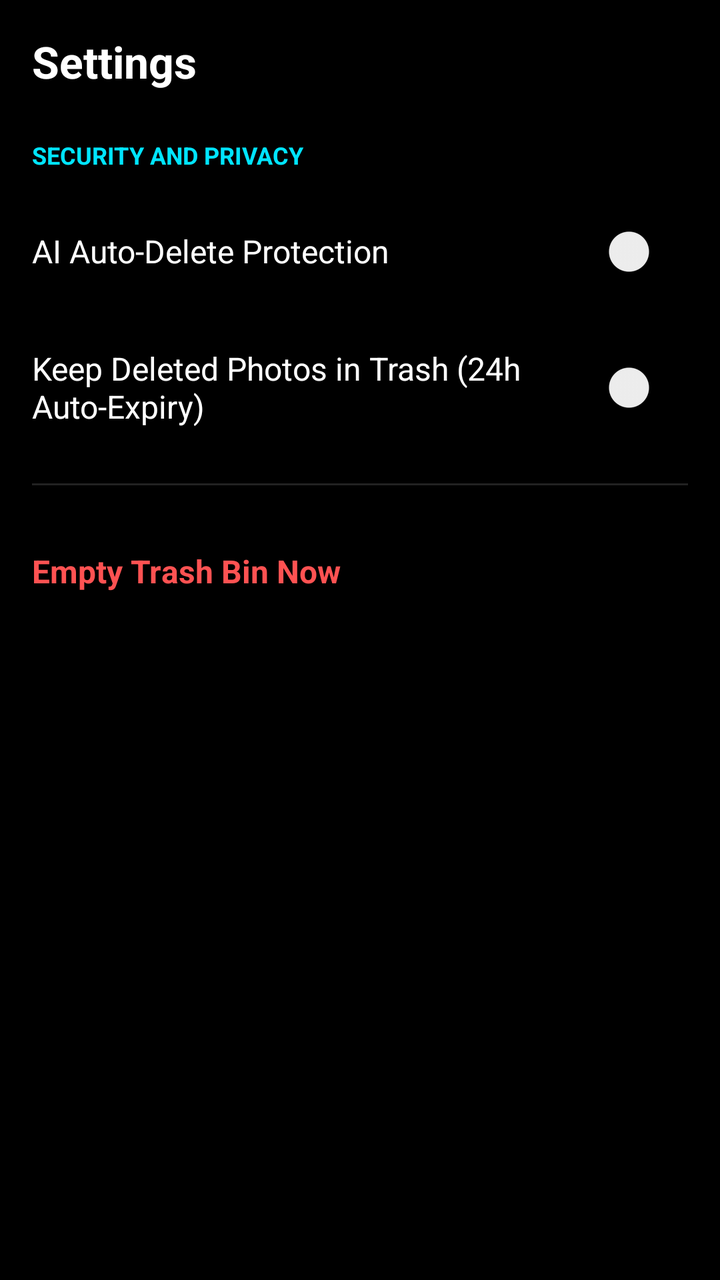
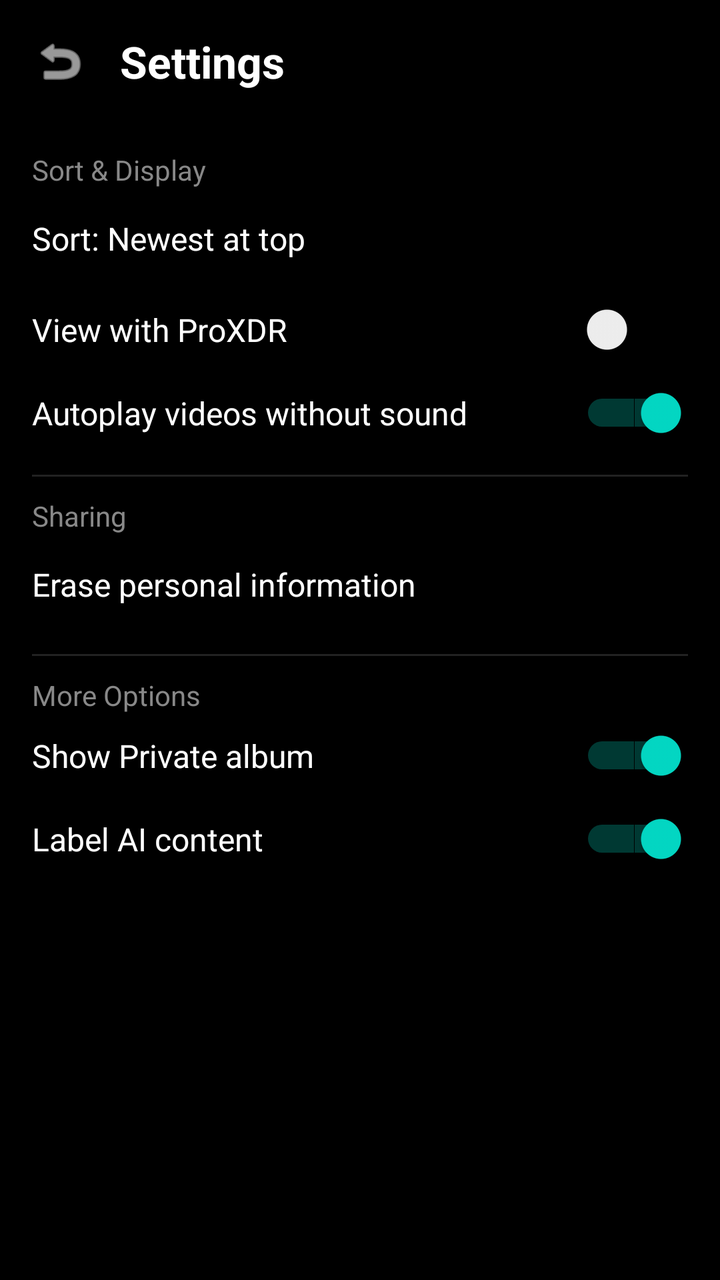

Compare the two renders of this Android layout. The source of the first and the diff that turns it into the second are given below.
<!-- AndroidManifest.xml: application theme Theme.MaterialComponents.DayNight.NoActionBar -->
<!-- res/layout/activity_settings.xml -->
<?xml version="1.0" encoding="utf-8"?>
<LinearLayout xmlns:android="http://schemas.android.com/apk/res/android"
    android:layout_width="match_parent"
    android:layout_height="match_parent"
    android:orientation="vertical"
    android:background="#000000"
    android:padding="16dp">

    <TextView
        android:layout_width="wrap_content"
        android:layout_height="wrap_content"
        android:text="Settings"
        android:textColor="#ffffff"
        android:textSize="22sp"
        android:textStyle="bold"
        android:layout_marginBottom="24dp" />

    <TextView
        android:layout_width="wrap_content"
        android:layout_height="wrap_content"
        android:text="SECURITY AND PRIVACY"
        android:textColor="#00e5ff"
        android:textSize="12sp"
        android:textStyle="bold"
        android:layout_marginBottom="16dp" />

    <LinearLayout
        android:layout_width="match_parent"
        android:layout_height="wrap_content"
        android:orientation="horizontal"
        android:gravity="center_vertical"
        android:layout_marginBottom="20dp">

        <TextView
            android:layout_width="0dp"
            android:layout_height="wrap_content"
            android:layout_weight="1"
            android:text="AI Auto-Delete Protection"
            android:textColor="#ffffff"
            android:textSize="16sp" />

        <androidx.appcompat.widget.SwitchCompat
            android:id="@+id/switchAutoDeleteProtection"
            android:layout_width="wrap_content"
            android:layout_height="wrap_content" />
    </LinearLayout>

    <LinearLayout
        android:layout_width="match_parent"
        android:layout_height="wrap_content"
        android:orientation="horizontal"
        android:gravity="center_vertical"
        android:layout_marginBottom="24dp">

        <TextView
            android:layout_width="0dp"
            android:layout_height="wrap_content"
            android:layout_weight="1"
            android:text="Keep Deleted Photos in Trash (24h Auto-Expiry)"
            android:textColor="#ffffff"
            android:textSize="16sp" />

        <androidx.appcompat.widget.SwitchCompat
            android:id="@+id/switchTrashRecovery"
            android:layout_width="wrap_content"
            android:layout_height="wrap_content" />
    </LinearLayout>

    <View
        android:layout_width="match_parent"
        android:layout_height="1dp"
        android:background="#222222"
        android:layout_marginBottom="24dp" />

    <TextView
        android:id="@+id/tvClearCache"
        android:layout_width="match_parent"
        android:layout_height="wrap_content"
        android:text="Empty Trash Bin Now"
        android:textColor="#ff5252"
        android:textSize="16sp"
        android:textStyle="bold"
        android:paddingVertical="8dp" />

</LinearLayout>
<!-- resources referenced by this layout -->
<resources>

</resources>

<!-- the commit's change to res/layout/activity_settings.xml (unified diff, before → after) -->
@@ -1,85 +1,124 @@
 <?xml version="1.0" encoding="utf-8"?>
-<LinearLayout xmlns:android="http://schemas.android.com/apk/res/android"
+<ScrollView xmlns:android="http://schemas.android.com/apk/res/android"
     android:layout_width="match_parent"
     android:layout_height="match_parent"
-    android:orientation="vertical"
-    android:background="#000000"
-    android:padding="16dp">
-
-    <TextView
-        android:layout_width="wrap_content"
-        android:layout_height="wrap_content"
-        android:text="Settings"
-        android:textColor="#ffffff"
-        android:textSize="22sp"
-        android:textStyle="bold"
-        android:layout_marginBottom="24dp" />
-
-    <TextView
-        android:layout_width="wrap_content"
-        android:layout_height="wrap_content"
-        android:text="SECURITY AND PRIVACY"
-        android:textColor="#00e5ff"
-        android:textSize="12sp"
-        android:textStyle="bold"
-        android:layout_marginBottom="16dp" />
+    android:background="#000000">
 
     <LinearLayout
         android:layout_width="match_parent"
         android:layout_height="wrap_content"
-        android:orientation="horizontal"
-        android:gravity="center_vertical"
-        android:layout_marginBottom="20dp">
+        android:orientation="vertical"
+        android:padding="16dp">
+
+        <LinearLayout
+            android:layout_width="match_parent"
+            android:layout_height="wrap_content"
+            android:gravity="center_vertical"
+            android:orientation="horizontal"
+            android:paddingBottom="20dp">
+
+            <ImageView
+                android:id="@+id/btnBack"
+                android:layout_width="28dp"
+                android:layout_height="28dp"
+                android:src="@android:drawable/ic_menu_revert"
+                android:tint="#FFFFFF" />
+
+            <TextView
+                android:layout_width="wrap_content"
+                android:layout_height="wrap_content"
+                android:layout_marginStart="16dp"
+                android:text="Settings"
+                android:textColor="#FFFFFF"
+                android:textSize="22sp"
+                android:textStyle="bold" />
+        </LinearLayout>
+
+        
+        <TextView
+            android:layout_width="wrap_content"
+            android:layout_height="wrap_content"
+            android:paddingTop="10dp"
+            android:text="Sort &amp; Display"
+            android:textColor="#888888"
+            android:textSize="14sp" />
 
         <TextView
-            android:layout_width="0dp"
+            android:layout_width="match_parent"
             android:layout_height="wrap_content"
-            android:layout_weight="1"
-            android:text="AI Auto-Delete Protection"
-            android:textColor="#ffffff"
+            android:paddingVertical="14dp"
+            android:text="Sort: Newest at top"
+            android:textColor="#FFFFFF"
             android:textSize="16sp" />
 
-        <androidx.appcompat.widget.SwitchCompat
-            android:id="@+id/switchAutoDeleteProtection"
-            android:layout_width="wrap_content"
-            android:layout_height="wrap_content" />
-    </LinearLayout>
+        <Switch
+            android:layout_width="match_parent"
+            android:layout_height="wrap_content"
+            android:paddingVertical="10dp"
+            android:text="View with ProXDR"
+            android:textColor="#FFFFFF"
+            android:textSize="16sp" />
 
-    <LinearLayout
-        android:layout_width="match_parent"
-        android:layout_height="wrap_content"
-        android:orientation="horizontal"
-        android:gravity="center_vertical"
-        android:layout_marginBottom="24dp">
+        <Switch
+            android:layout_width="match_parent"
+            android:layout_height="wrap_content"
+            android:checked="true"
+            android:paddingVertical="10dp"
+            android:text="Autoplay videos without sound"
+            android:textColor="#FFFFFF"
+            android:textSize="16sp" />
+
+        <View
+            android:layout_width="match_parent"
+            android:layout_height="1dp"
+            android:layout_marginVertical="10dp"
+            android:background="#222222" />
 
         <TextView
-            android:layout_width="0dp"
+            android:layout_width="wrap_content"
             android:layout_height="wrap_content"
-            android:layout_weight="1"
-            android:text="Keep Deleted Photos in Trash (24h Auto-Expiry)"
-            android:textColor="#ffffff"
+            android:text="Sharing"
+            android:textColor="#888888"
+            android:textSize="14sp" />
+
+        <TextView
+            android:layout_width="match_parent"
+            android:layout_height="wrap_content"
+            android:paddingVertical="14dp"
+            android:text="Erase personal information"
+            android:textColor="#FFFFFF"
             android:textSize="16sp" />
 
-        <androidx.appcompat.widget.SwitchCompat
-            android:id="@+id/switchTrashRecovery"
+        <View
+            android:layout_width="match_parent"
+            android:layout_height="1dp"
+            android:layout_marginVertical="10dp"
+            android:background="#222222" />
+
+        <TextView
             android:layout_width="wrap_content"
-            android:layout_height="wrap_content" />
+            android:layout_height="wrap_content"
+            android:text="More Options"
+            android:textColor="#888888"
+            android:textSize="14sp" />
+
+        <Switch
+            android:layout_width="match_parent"
+            android:layout_height="wrap_content"
+            android:checked="true"
+            android:paddingVertical="10dp"
+            android:text="Show Private album"
+            android:textColor="#FFFFFF"
+            android:textSize="16sp" />
+
+        <Switch
+            android:layout_width="match_parent"
+            android:layout_height="wrap_content"
+            android:checked="true"
+            android:paddingVertical="10dp"
+            android:text="Label AI content"
+            android:textColor="#FFFFFF"
+            android:textSize="16sp" />
+
     </LinearLayout>
-
-    <View
-        android:layout_width="match_parent"
-        android:layout_height="1dp"
-        android:background="#222222"
-        android:layout_marginBottom="24dp" />
-
-    <TextView
-        android:id="@+id/tvClearCache"
-        android:layout_width="match_parent"
-        android:layout_height="wrap_content"
-        android:text="Empty Trash Bin Now"
-        android:textColor="#ff5252"
-        android:textSize="16sp"
-        android:textStyle="bold"
-        android:paddingVertical="8dp" />
-
-</LinearLayout>
+</ScrollView>
